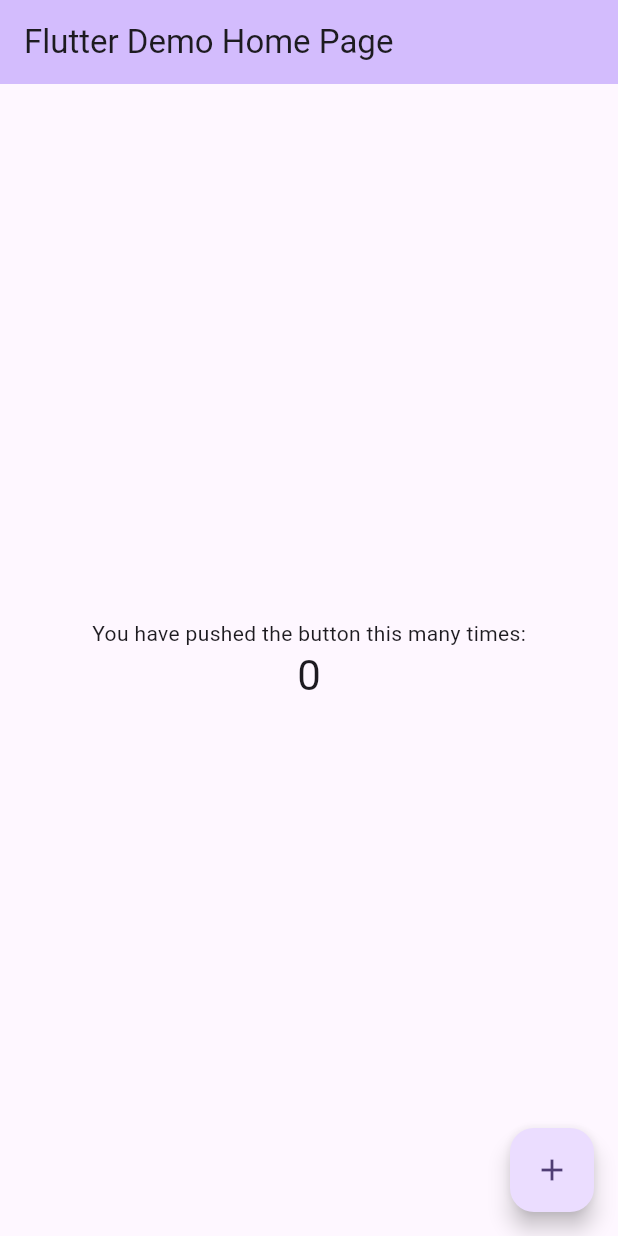
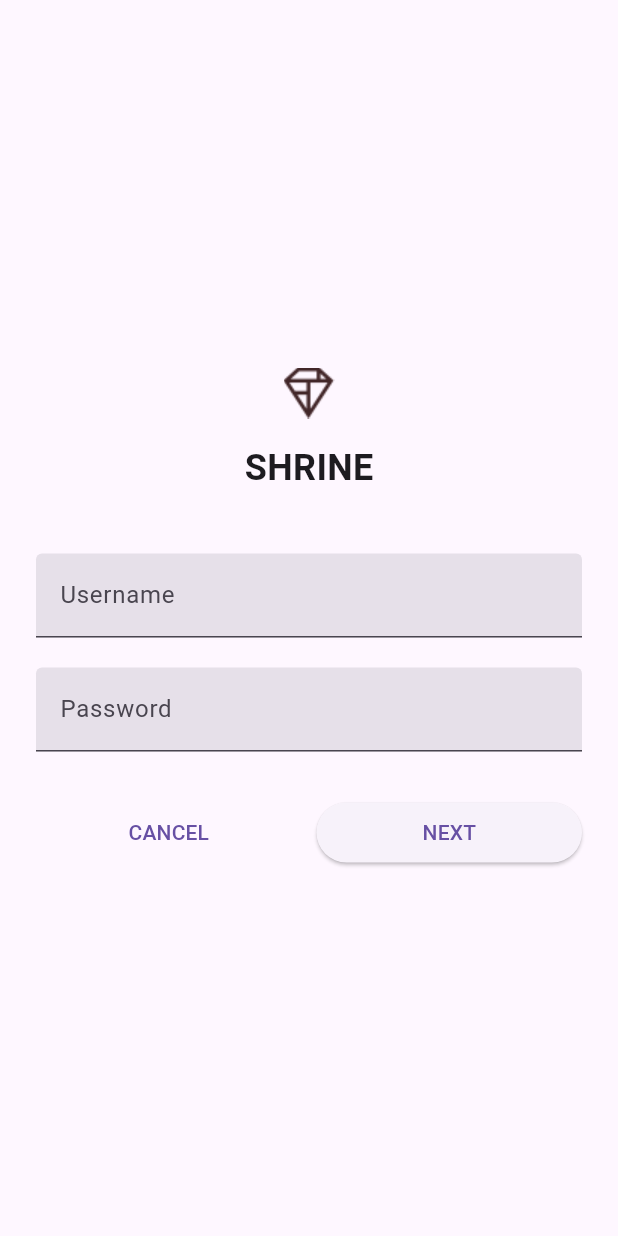
Before and after one commit to Egide06/flutterproject, a Flutter app: the screen it shows after launch, on a phone screen of 412 x 824 dp. Run offline on Flutter 3.47's test engine with Material 3 defaults, Android fonts, the phone set to English and light mode, and no system bars.

Commit message:
codelab1

```diff
--- /dev/null
+++ b/lib/login.dart
@@ -0,0 +1,69 @@
+import 'package:flutter/material.dart';
+
+class LoginPage extends StatefulWidget {
+  const LoginPage({super.key});
+
+  @override
+  State<LoginPage> createState() => _LoginPageState();
+}
+
+class _LoginPageState extends State<LoginPage> {
+  @override
+  Widget build(BuildContext context) {
+    return Scaffold(
+      body: SafeArea(
+        child: Padding(
+          padding: const EdgeInsets.symmetric(horizontal: 24.0),
+          child: Column(
+            mainAxisAlignment: MainAxisAlignment.center, // Center everything
+            crossAxisAlignment: CrossAxisAlignment.stretch,
+            children: <Widget>[
+              Column(
+                children: <Widget>[
+                  Image.asset('assets/diamond.png'),
+                  const SizedBox(height: 16.0),
+                  const Text('SHRINE',
+                      style:
+                          TextStyle(fontSize: 24, fontWeight: FontWeight.bold)),
+                ],
+              ),
+              const SizedBox(height: 40.0),
+              TextField(
+                decoration: const InputDecoration(
+                  filled: true,
+                  labelText: 'Username',
+                ),
+              ),
+              const SizedBox(height: 20.0),
+              TextField(
+                decoration: const InputDecoration(
+                  filled: true,
+                  labelText: 'Password',
+                ),
+                obscureText: true,
+              ),
+              const SizedBox(height: 30.0),
+              Row(
+                children: [
+                  Expanded(
+                    child: TextButton(
+                      onPressed: () {},
+                      child: const Text('CANCEL'),
+                    ),
+                  ),
+                  const SizedBox(width: 10.0),
+                  Expanded(
+                    child: ElevatedButton(
+                      child: const Text('NEXT'),
+                      onPressed: () {},
+                    ),
+                  ),
+                ],
+              ),
+            ],
+          ),
+        ),
+      ),
+    );
+  }
+}
--- a/lib/main.dart
+++ b/lib/main.dart
@@ -1,4 +1,5 @@
 import 'package:flutter/material.dart';
+import 'package:shrine/login.dart';
 
 void main() {
   runApp(const MyApp());
@@ -7,119 +8,11 @@ void main() {
 class MyApp extends StatelessWidget {
   const MyApp({super.key});
 
-  // This widget is the root of your application.
   @override
   Widget build(BuildContext context) {
     return MaterialApp(
-      title: 'Flutter Demo',
-      theme: ThemeData(
-        // This is the theme of your application.
-        //
-        // TRY THIS: Try running your application with "flutter run". You'll see
-        // the application has a purple toolbar. Then, without quitting the app,
-        // try changing the seedColor in the colorScheme below to Colors.green
-        // and then invoke "hot reload" (save your changes or press the "hot
-        // reload" button in a Flutter-supported IDE, or press "r" if you used
-        // the command line to start the app).
-        //
-        // Notice that the counter didn't reset back to zero; the application
-        // state is not lost during the reload. To reset the state, use hot
-        // restart instead.
-        //
-        // This works for code too, not just values: Most code changes can be
-        // tested with just a hot reload.
-        colorScheme: ColorScheme.fromSeed(seedColor: Colors.deepPurple),
-        useMaterial3: true,
-      ),
-      home: const MyHomePage(title: 'Flutter Demo Home Page'),
+      title: 'Shrine',
+      home: const LoginPage(),
     );
   }
 }
-
-class MyHomePage extends StatefulWidget {
-  const MyHomePage({super.key, required this.title});
-
-  // This widget is the home page of your application. It is stateful, meaning
-  // that it has a State object (defined below) that contains fields that affect
-  // how it looks.
-
-  // This class is the configuration for the state. It holds the values (in this
-  // case the title) provided by the parent (in this case the App widget) and
-  // used by the build method of the State. Fields in a Widget subclass are
-  // always marked "final".
-
-  final String title;
-
-  @override
-  State<MyHomePage> createState() => _MyHomePageState();
-}
-
-class _MyHomePageState extends State<MyHomePage> {
-  int _counter = 0;
-
-  void _incrementCounter() {
-    setState(() {
-      // This call to setState tells the Flutter framework that something has
-      // changed in this State, which causes it to rerun the build method below
-      // so that the display can reflect the updated values. If we changed
-      // _counter without calling setState(), then the build method would not be
-      // called again, and so nothing would appear to happen.
-      _counter++;
-    });
-  }
-
-  @override
-  Widget build(BuildContext context) {
-    // This method is rerun every time setState is called, for instance as done
-    // by the _incrementCounter method above.
-    //
-    // The Flutter framework has been optimized to make rerunning build methods
-    // fast, so that you can just rebuild anything that needs updating rather
-    // than having to individually change instances of widgets.
-    return Scaffold(
-      appBar: AppBar(
-        // TRY THIS: Try changing the color here to a specific color (to
-        // Colors.amber, perhaps?) and trigger a hot reload to see the AppBar
-        // change color while the other colors stay the same.
-        backgroundColor: Theme.of(context).colorScheme.inversePrimary,
-        // Here we take the value from the MyHomePage object that was created by
-        // the App.build method, and use it to set our appbar title.
-        title: Text(widget.title),
-      ),
-      body: Center(
-        // Center is a layout widget. It takes a single child and positions it
-        // in the middle of the parent.
-        child: Column(
-          // Column is also a layout widget. It takes a list of children and
-          // arranges them vertically. By default, it sizes itself to fit its
-          // children horizontally, and tries to be as tall as its parent.
-          //
-          // Column has various properties to control how it sizes itself and
-          // how it positions its children. Here we use mainAxisAlignment to
-          // center the children vertically; the main axis here is the vertical
-          // axis because Columns are vertical (the cross axis would be
-          // horizontal).
-          //
-          // TRY THIS: Invoke "debug painting" (choose the "Toggle Debug Paint"
-          // action in the IDE, or press "p" in the console), to see the
-          // wireframe for each widget.
-          mainAxisAlignment: MainAxisAlignment.center,
-          children: <Widget>[
-            const Text(
-              'You have pushed the button this many times:',
-            ),
-            Text(
-              '$_counter',
-              style: Theme.of(context).textTheme.headlineMedium,
-            ),
-          ],
-        ),
-      ),
-      floatingActionButton: FloatingActionButton(
-        onPressed: _incrementCounter,
-        tooltip: 'Increment',
-        child: const Icon(Icons.add),
-      ), // This trailing comma makes auto-formatting nicer for build methods.
-    );
-  }
-}
```
Also changed, not shown: pubspec.yaml (+6 -70 lines), assets/diamond.png (added), 1 other file.
